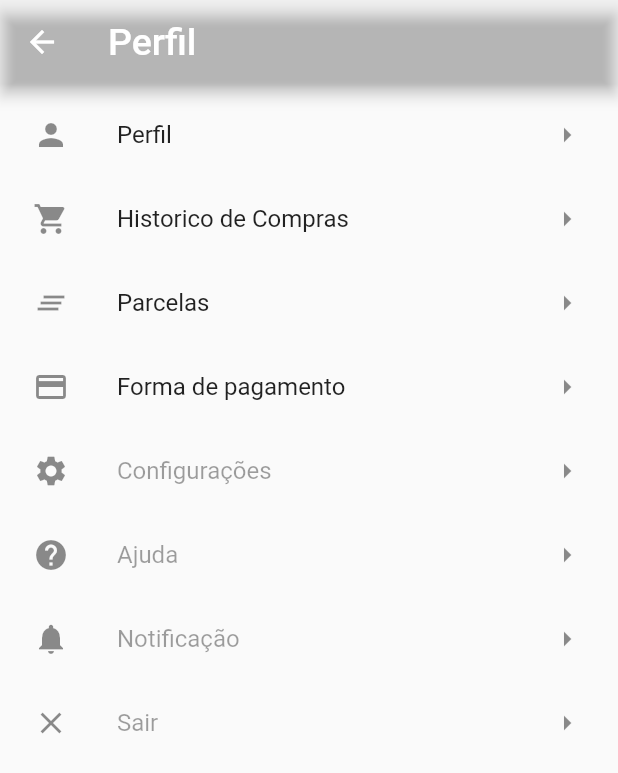
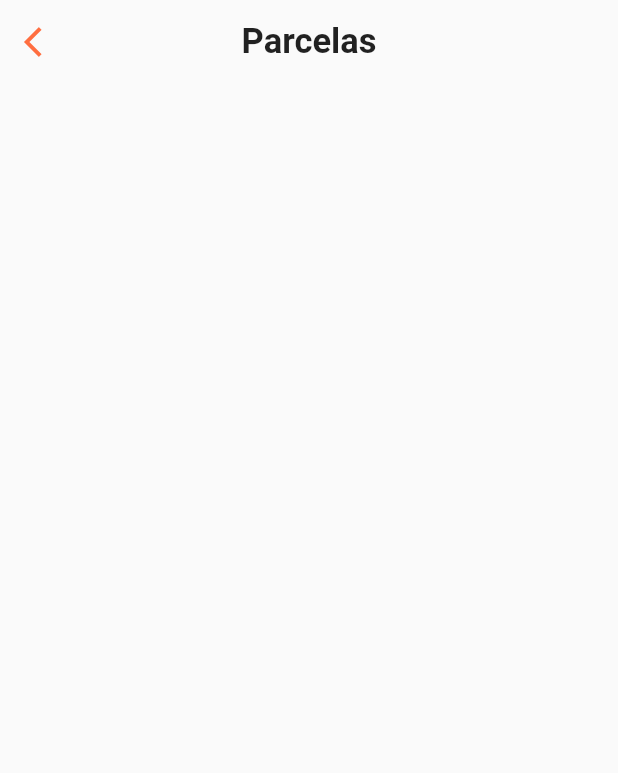
Before and after one commit to tilipim123/iFunnerAPP, a Flutter app: the Screenuser screen opened directly, after a tap on "Parcelas", on a phone screen of 412 x 824 dp. Shown: the top 773 px of the screen. Run offline on Flutter 3.47's test engine with Material 2 defaults, Android fonts, the phone set to English and light mode, and no system bars; our stand-ins replace cloud_firestore, firebase_auth, google_fonts, rxdart; missing offline and left inert: bloc_pattern; accounts and stored records are empty; Roboto replaces fonts that are missing (Oxygen).

Commit message:
Ajuste na tela de Favoritos e na do  Perfil. Criado  a tela de parcelas e ajuda.

```diff
--- /dev/null
+++ b/lib/page/Parcelas/page_parcelas.dart
@@ -0,0 +1,33 @@
+import 'package:flutter/material.dart';
+import 'package:google_fonts/google_fonts.dart';
+import 'package:stream_games/page/user/Screen_User/Wigets/page_myitens.dart';
+
+class SreenParcelas extends StatefulWidget {
+  @override
+  _SreenParcelasState createState() => _SreenParcelasState();
+}
+
+class _SreenParcelasState extends State<SreenParcelas> {
+  @override
+  Widget build(BuildContext context) {
+    return Scaffold(
+      appBar: AppBar(
+        backgroundColor: Colors.transparent,
+        elevation: 0.0,
+        title: Text("Parcelas", style: GoogleFonts.oxygen(
+            color: Colors.black87,
+            fontWeight: FontWeight.bold,
+            fontSize: 23),
+          //centerTitle: true,
+        ),
+        centerTitle: true,
+        leading: IconButton(
+          icon: Icon(Icons.arrow_back_ios, color: Colors.deepOrangeAccent),
+          onPressed: () => Navigator.of(context).push(
+              MaterialPageRoute (builder: (context) => Myuser())),
+        ),
+      ),
+      extendBodyBehindAppBar: true,
+    );
+  }
+}
--- a/lib/page/cadastro/form_cadastro.dart
+++ b/lib/page/cadastro/form_cadastro.dart
@@ -29,7 +29,8 @@ class _FormcadastroState extends State<Formcadastro> {
             color: Colors.white,
             fontWeight: FontWeight.bold,
             fontSize: 18
-        ),),
+        ),
+        ),
         leading: IconButton(
             icon: Icon(Icons.arrow_back, color: Colors.white),
             onPressed: () => Navigator.push(context, MaterialPageRoute(builder: (context) => login())
--- a/lib/page/page_main.dart
+++ b/lib/page/page_main.dart
@@ -5,7 +5,7 @@ import 'package:stream_games/icons.dart';
 import 'package:stream_games/page/favorites/Favoritossreen.dart';
 import 'busca/Buscasreen.dart';
 import 'home/Homescreen.dart';
-import 'user/Screen User/page_user.dart';
+import 'user/Screen_User/page_user.dart';
 
 class MainPage extends StatefulWidget {
   @override
--- a/lib/page/user/Screen User/Wigets/page_myitens.dart
+++ b/lib/page/user/Screen_User/Wigets/page_myitens.dart
@@ -1,8 +1,10 @@
 import 'package:flutter/cupertino.dart';
 import 'package:flutter/material.dart';
 import 'package:scoped_model/scoped_model.dart';
+import 'package:stream_games/page/Ajuda/page_ajuda.dart';
 import 'package:stream_games/page/Login/page_login.dart';
 import 'package:stream_games/model/user_model.dart';
+import 'package:stream_games/page/Parcelas/page_parcelas.dart';
 
 class Myuser extends StatelessWidget {
   @override
@@ -35,7 +37,11 @@ class Myuser extends StatelessWidget {
                 title: Text('Parcelas',
                   style: TextStyle(color: Colors.black87),
                 ),
-                onTap: (){},
+                onTap: (){
+                  Navigator.of(context).push(
+                      MaterialPageRoute (builder: (context) => SreenParcelas())
+                  );
+                },
               ),
               ListTile(
                 leading: Icon(Icons.credit_card),
@@ -59,7 +65,11 @@ class Myuser extends StatelessWidget {
                 title: Text('Ajuda',
                   style: TextStyle(color: Colors.black38),
                 ),
-                onTap: (){},
+                onTap: (){
+                  Navigator.of(context).push(
+                      MaterialPageRoute (builder: (context) => ScreenAjuda())
+                  );
+                },
               ),
               ListTile(
                 leading: Icon(Icons.notifications),
--- a/lib/page/user/Screen User/page_user.dart
+++ b/lib/page/user/Screen_User/page_user.dart
@@ -1,6 +1,7 @@
 import 'package:flutter/cupertino.dart';
 import 'package:flutter/material.dart';
 import 'Wigets/page_myitens.dart';
+import 'package:google_fonts/google_fonts.dart';
 
 class Screenuser extends StatefulWidget {
   @override
@@ -12,8 +13,15 @@ class _ScreenuserState extends State<Screenuser> {
   Widget build(BuildContext context) {
     return Scaffold(
       appBar: AppBar(
-        title: Text("Perfil", style: TextStyle(color: Colors.white, fontSize: 25),),
         backgroundColor: Colors.transparent,
+        elevation: 0.0,
+        title: Text("Perfil", style: GoogleFonts.oxygen(
+            color: Colors.black87,
+            fontWeight: FontWeight.bold,
+            fontSize: 23),
+        ),
+        leading: Icon(Icons.image, color: Colors.black87,),
+        //centerTitle: true,
       ),
       body: Myuser(),
     );
```
Also changed, not shown: lib/page/Ajuda/page_ajuda.dart (added, +33 -0 lines), lib/page/favorites/Favoritossreen.dart (+11 -1 lines).
